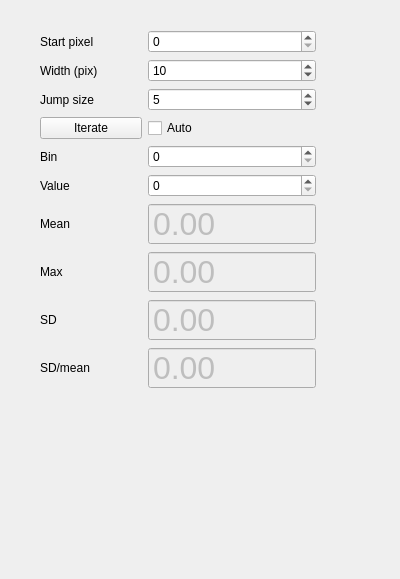
shreyaspotnis/barriershaper, file ui/Optimizer.ui: the form before one commit.
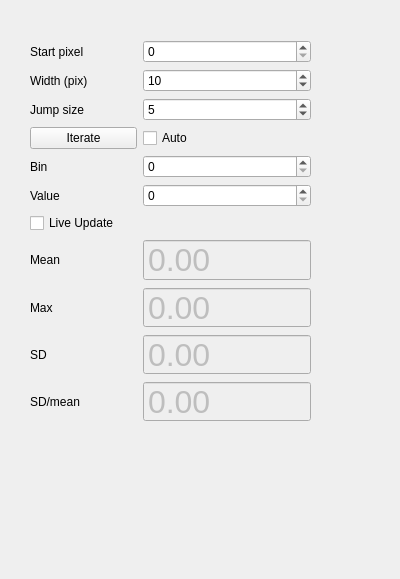
The form after the commit.

```diff
--- a/ui/Optimizer.ui
+++ b/ui/Optimizer.ui
@@ -16,14 +16,14 @@
   <widget class="QWidget" name="gridLayoutWidget">
    <property name="geometry">
     <rect>
-     <x>40</x>
-     <y>30</y>
-     <width>276</width>
-     <height>359</height>
+     <x>30</x>
+     <y>40</y>
+     <width>281</width>
+     <height>382</height>
     </rect>
    </property>
    <layout class="QGridLayout" name="gridLayout">
-    <item row="8" column="0">
+    <item row="10" column="0">
      <widget class="QLabel" name="label_8">
       <property name="text">
        <string>SD</string>
@@ -37,17 +37,17 @@
       </property>
      </widget>
     </item>
-    <item row="4" column="1">
+    <item row="5" column="1">
      <widget class="QSpinBox" name="binNumberSpin"/>
     </item>
-    <item row="4" column="0">
+    <item row="5" column="0">
      <widget class="QLabel" name="label_4">
       <property name="text">
        <string>Bin</string>
       </property>
      </widget>
     </item>
-    <item row="5" column="0">
+    <item row="6" column="0">
      <widget class="QLabel" name="label_5">
       <property name="text">
        <string>Value</string>
@@ -61,17 +61,38 @@
       </property>
      </widget>
     </item>
-    <item row="6" column="0">
+    <item row="8" column="0">
      <widget class="QLabel" name="label_6">
       <property name="text">
        <string>Mean</string>
       </property>
      </widget>
     </item>
-    <item row="5" column="1">
-     <widget class="QSpinBox" name="valueSpin"/>
-    </item>
     <item row="6" column="1">
+     <widget class="QSpinBox" name="valueSpin"/>
+    </item>
+    <item row="11" column="1">
+     <widget class="QDoubleSpinBox" name="sdOverMeanSpin">
+      <property name="enabled">
+       <bool>false</bool>
+      </property>
+      <property name="font">
+       <font>
+        <pointsize>24</pointsize>
+       </font>
+      </property>
+      <property name="frame">
+       <bool>true</bool>
+      </property>
+      <property name="buttonSymbols">
+       <enum>QAbstractSpinBox::NoButtons</enum>
+      </property>
+      <property name="maximum">
+       <double>700000.000000000000000</double>
+      </property>
+     </widget>
+    </item>
+    <item row="8" column="1">
      <widget class="QDoubleSpinBox" name="meanSpin">
       <property name="enabled">
        <bool>false</bool>
@@ -92,6 +113,13 @@
       </property>
      </widget>
     </item>
+    <item row="11" column="0">
+     <widget class="QLabel" name="label_9">
+      <property name="text">
+       <string>SD/mean</string>
+      </property>
+     </widget>
+    </item>
     <item row="2" column="0">
      <widget class="QLabel" name="label_3">
       <property name="text">
@@ -120,7 +148,7 @@
       </property>
      </widget>
     </item>
-    <item row="7" column="0">
+    <item row="9" column="0">
      <widget class="QLabel" name="label_7">
       <property name="text">
        <string>Max</string>
@@ -139,6 +167,9 @@
     </item>
     <item row="1" column="1">
      <widget class="QSpinBox" name="widthSpin">
+      <property name="minimum">
+       <number>1</number>
+      </property>
       <property name="maximum">
        <number>300</number>
       </property>
@@ -147,7 +178,7 @@
       </property>
      </widget>
     </item>
-    <item row="7" column="1">
+    <item row="9" column="1">
      <widget class="QDoubleSpinBox" name="maxSpin">
       <property name="enabled">
        <bool>false</bool>
@@ -168,7 +199,7 @@
       </property>
      </widget>
     </item>
-    <item row="8" column="1">
+    <item row="10" column="1">
      <widget class="QDoubleSpinBox" name="sdSpin">
       <property name="enabled">
        <bool>false</bool>
@@ -189,31 +220,10 @@
       </property>
      </widget>
     </item>
-    <item row="9" column="1">
-     <widget class="QDoubleSpinBox" name="sdOverMeanSpin">
-      <property name="enabled">
-       <bool>false</bool>
-      </property>
-      <property name="font">
-       <font>
-        <pointsize>24</pointsize>
-       </font>
-      </property>
-      <property name="frame">
-       <bool>true</bool>
-      </property>
-      <property name="buttonSymbols">
-       <enum>QAbstractSpinBox::NoButtons</enum>
-      </property>
-      <property name="maximum">
-       <double>700000.000000000000000</double>
-      </property>
-     </widget>
-    </item>
-    <item row="9" column="0">
-     <widget class="QLabel" name="label_9">
+    <item row="7" column="0">
+     <widget class="QCheckBox" name="liveUpdateCheck">
       <property name="text">
-       <string>SD/mean</string>
+       <string>Live Update</string>
       </property>
      </widget>
     </item>
```
Left out of the diff: 1 changed line with no effect on the pictures.
